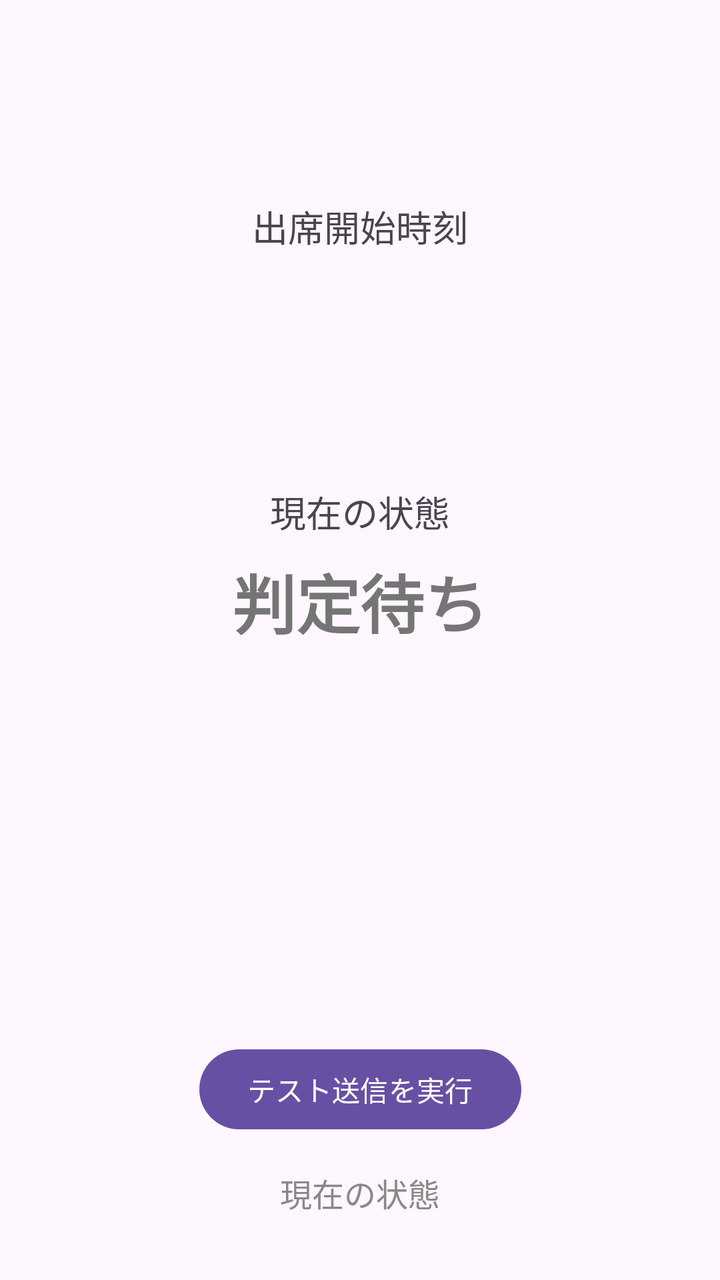
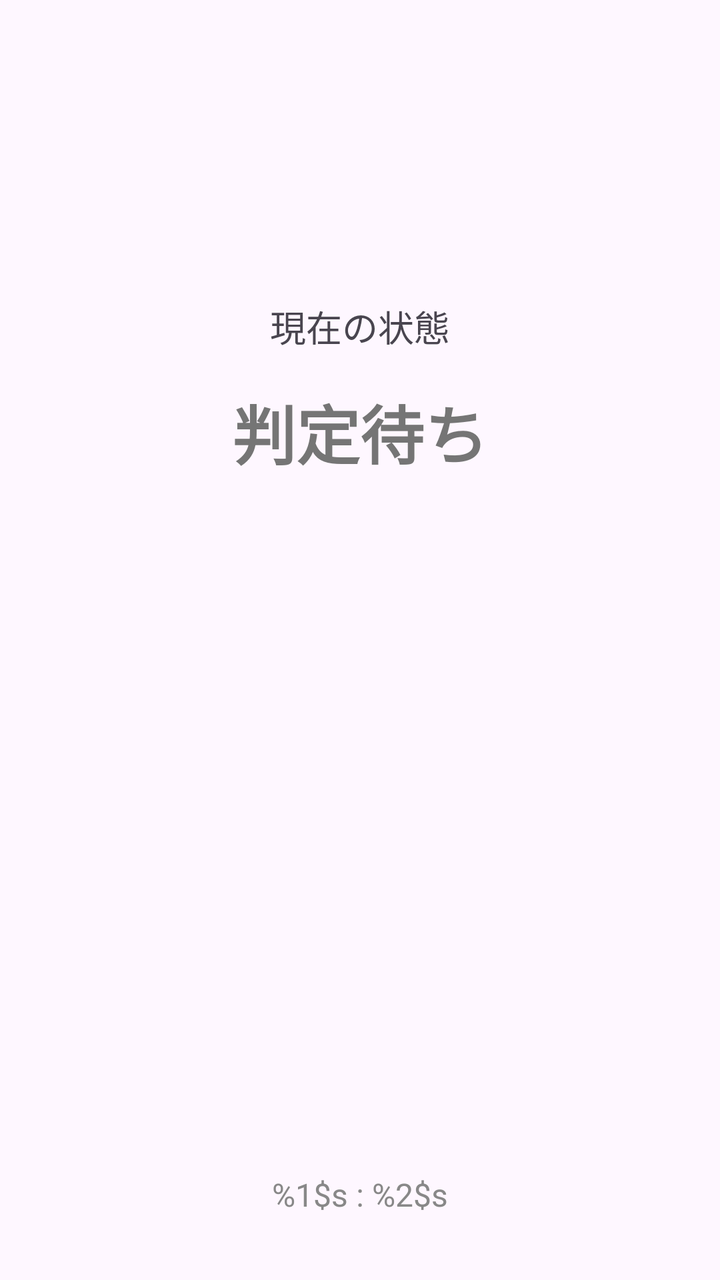

An Android layout rendered at two revisions. The XML below is the earlier revision; the diff shows what the commit changed to produce the second picture.
<!-- AndroidManifest.xml: application theme Theme.Attendance -->
<!-- res/layout/activity_main.xml -->
<?xml version="1.0" encoding="utf-8"?>
<androidx.constraintlayout.widget.ConstraintLayout xmlns:android="http://schemas.android.com/apk/res/android"
    xmlns:app="http://schemas.android.com/apk/res-auto"
    xmlns:tools="http://schemas.android.com/tools"
    android:id="@+id/main"
    android:layout_width="match_parent"
    android:layout_height="match_parent"
    tools:context=".MainActivity">

    
    <TextView
        android:id="@+id/tvLabelStart"
        android:layout_width="wrap_content"
        android:layout_height="wrap_content"
        android:layout_marginTop="100dp"
        android:text="@string/label_start"
        android:textSize="18sp"
        app:layout_constraintEnd_toEndOf="parent"
        app:layout_constraintStart_toStartOf="parent"
        app:layout_constraintTop_toTopOf="parent" />

    
    <TextView
        android:id="@+id/tvStartTimeValue"
        android:layout_width="wrap_content"
        android:layout_height="wrap_content"
        android:layout_marginTop="8dp"
        android:text=""
        android:textColor="#FFFFFF"
        android:textSize="36sp"
        android:textStyle="bold"
        app:layout_constraintEnd_toEndOf="parent"
        app:layout_constraintStart_toStartOf="parent"
        app:layout_constraintTop_toBottomOf="@id/tvLabelStart" />

    
    <TextView
        android:id="@+id/tvLabelStatus"
        android:layout_width="wrap_content"
        android:layout_height="wrap_content"
        android:layout_marginTop="60dp"
        android:text="@string/label_status"
        android:textSize="18sp"
        app:layout_constraintEnd_toEndOf="parent"
        app:layout_constraintStart_toStartOf="parent"
        app:layout_constraintTop_toBottomOf="@id/tvStartTimeValue" />

    
    <TextView
        android:id="@+id/tvStatusValue"
        android:layout_width="wrap_content"
        android:layout_height="wrap_content"
        android:layout_marginTop="8dp"
        android:text="@string/default_status"
        android:textColor="#757575"
        android:textSize="32sp"
        android:textStyle="bold"
        app:layout_constraintEnd_toEndOf="parent"
        app:layout_constraintStart_toStartOf="parent"
        app:layout_constraintTop_toBottomOf="@id/tvLabelStatus" />

    <TextView
        android:id="@+id/textUserInfo"
        android:layout_width="wrap_content"
        android:layout_height="wrap_content"
        android:layout_marginBottom="32dp"
        android:text="@string/label_status"
        android:textColor="#888888"
        android:textSize="16sp"
        app:layout_constraintBottom_toBottomOf="parent"
        app:layout_constraintEnd_toEndOf="parent"
        app:layout_constraintStart_toStartOf="parent" />

    
    <Button
        android:id="@+id/btnTestSend"
        android:layout_width="wrap_content"
        android:layout_height="wrap_content"
        android:layout_marginBottom="16dp"
        android:text="@string/btn_test_send"
        app:layout_constraintBottom_toTopOf="@id/textUserInfo"
        app:layout_constraintEnd_toEndOf="parent"
        app:layout_constraintStart_toStartOf="parent" />

</androidx.constraintlayout.widget.ConstraintLayout>
<!-- resources referenced by this layout -->
<resources>
  <string name="btn_test_send">テスト送信を実行</string>
  <string name="default_status">判定待ち</string>
  <string name="label_start">出席開始時刻</string>
  <string name="label_status">現在の状態</string>
  <style name="Theme.Attendance" parent="Base.Theme.Attendance" />
  <style name="Base.Theme.Attendance" parent="Theme.Material3.DayNight.NoActionBar">
          
          
      </style>
</resources>

<!-- the commit's change to res/layout/activity_main.xml (unified diff, before → after) -->
@@ -9,11 +9,11 @@
 
     
     <TextView
-        android:id="@+id/tvLabelStart"
+        android:id="@+id/tvLabelStatus"
         android:layout_width="wrap_content"
         android:layout_height="wrap_content"
-        android:layout_marginTop="100dp"
-        android:text="@string/label_start"
+        android:layout_marginTop="150dp"
+        android:text="@string/label_status"
         android:textSize="18sp"
         app:layout_constraintEnd_toEndOf="parent"
         app:layout_constraintStart_toStartOf="parent"
@@ -21,36 +21,10 @@
 
     
     <TextView
-        android:id="@+id/tvStartTimeValue"
-        android:layout_width="wrap_content"
-        android:layout_height="wrap_content"
-        android:layout_marginTop="8dp"
-        android:text=""
-        android:textColor="#FFFFFF"
-        android:textSize="36sp"
-        android:textStyle="bold"
-        app:layout_constraintEnd_toEndOf="parent"
-        app:layout_constraintStart_toStartOf="parent"
-        app:layout_constraintTop_toBottomOf="@id/tvLabelStart" />
-
-    
-    <TextView
-        android:id="@+id/tvLabelStatus"
-        android:layout_width="wrap_content"
-        android:layout_height="wrap_content"
-        android:layout_marginTop="60dp"
-        android:text="@string/label_status"
-        android:textSize="18sp"
-        app:layout_constraintEnd_toEndOf="parent"
-        app:layout_constraintStart_toStartOf="parent"
-        app:layout_constraintTop_toBottomOf="@id/tvStartTimeValue" />
-
-    
-    <TextView
         android:id="@+id/tvStatusValue"
         android:layout_width="wrap_content"
         android:layout_height="wrap_content"
-        android:layout_marginTop="8dp"
+        android:layout_marginTop="16dp"
         android:text="@string/default_status"
         android:textColor="#757575"
         android:textSize="32sp"
@@ -59,27 +33,17 @@
         app:layout_constraintStart_toStartOf="parent"
         app:layout_constraintTop_toBottomOf="@id/tvLabelStatus" />
 
+    
     <TextView
         android:id="@+id/textUserInfo"
         android:layout_width="wrap_content"
         android:layout_height="wrap_content"
         android:layout_marginBottom="32dp"
-        android:text="@string/label_status"
+        android:text="@string/user_info_format"
         android:textColor="#888888"
         android:textSize="16sp"
         app:layout_constraintBottom_toBottomOf="parent"
         app:layout_constraintEnd_toEndOf="parent"
         app:layout_constraintStart_toStartOf="parent" />
 
-    
-    <Button
-        android:id="@+id/btnTestSend"
-        android:layout_width="wrap_content"
-        android:layout_height="wrap_content"
-        android:layout_marginBottom="16dp"
-        android:text="@string/btn_test_send"
-        app:layout_constraintBottom_toTopOf="@id/textUserInfo"
-        app:layout_constraintEnd_toEndOf="parent"
-        app:layout_constraintStart_toStartOf="parent" />
-
 </androidx.constraintlayout.widget.ConstraintLayout>
<!-- resource entries referenced after the edit -->
@@ -1,9 +1,8 @@
 <!-- resources referenced by this layout -->
 <resources>
-  <string name="btn_test_send">テスト送信を実行</string>
   <string name="default_status">判定待ち</string>
-  <string name="label_start">出席開始時刻</string>
   <string name="label_status">現在の状態</string>
+  <string name="user_info_format">%1$s : %2$s</string>
   <style name="Theme.Attendance" parent="Base.Theme.Attendance" />
   <style name="Base.Theme.Attendance" parent="Theme.Material3.DayNight.NoActionBar">
           
